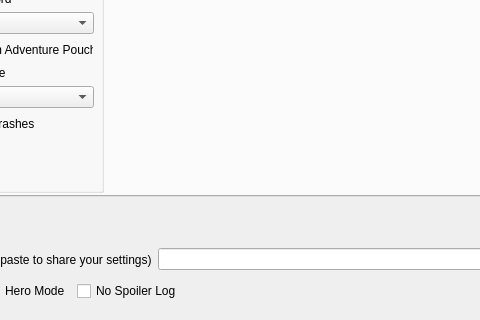
The window that gui/randogui.ui (ssrando/ssrando) describes before a commit, drawn with Qt 5; both pictures show x 99 to 579 and y 384 to 704 of the 954 by 704 pixel window.
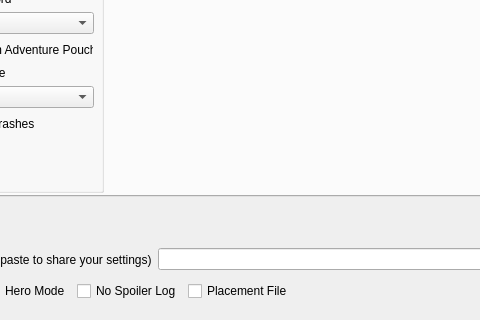
The same window after the commit.

Commit message: put option to generate placement file on gui

```diff
--- a/gui/randogui.ui
+++ b/gui/randogui.ui
@@ -124,6 +124,13 @@
        </property>
       </widget>
      </item>
+     <item>
+      <widget class="QCheckBox" name="option_out_placement_file">
+       <property name="text">
+        <string>Placement File</string>
+       </property>
+      </widget>
+     </item>
      <item>
       <spacer name="horizontalSpacer">
        <property name="orientation">
```
The commit also changes 3 other files.
